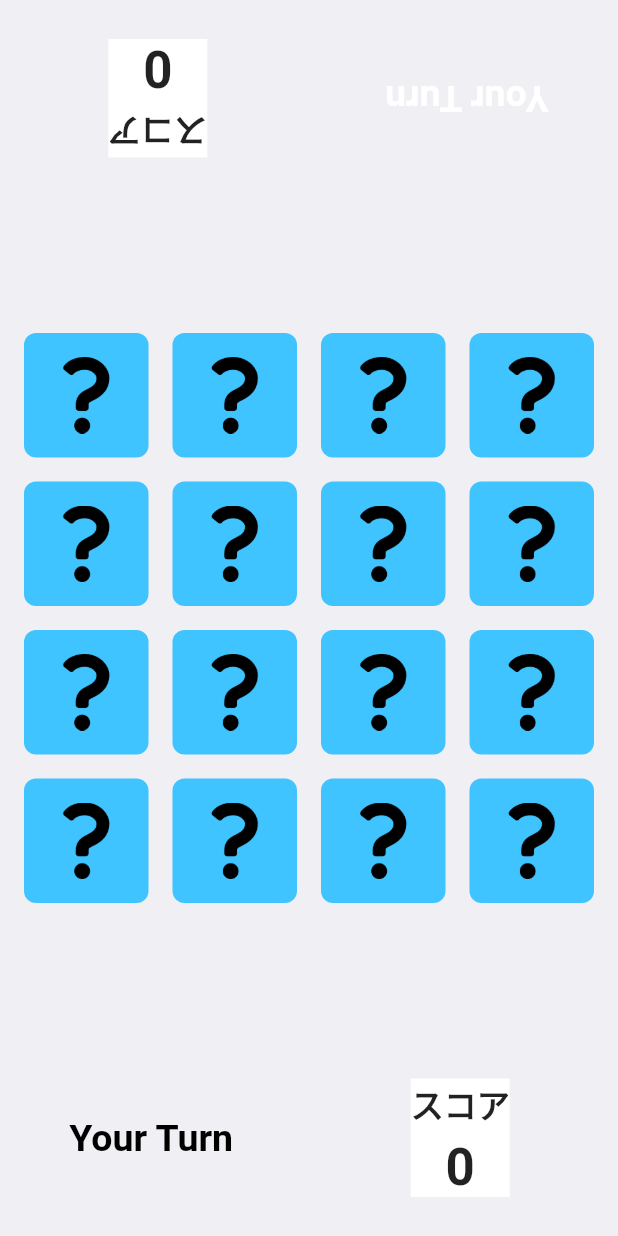
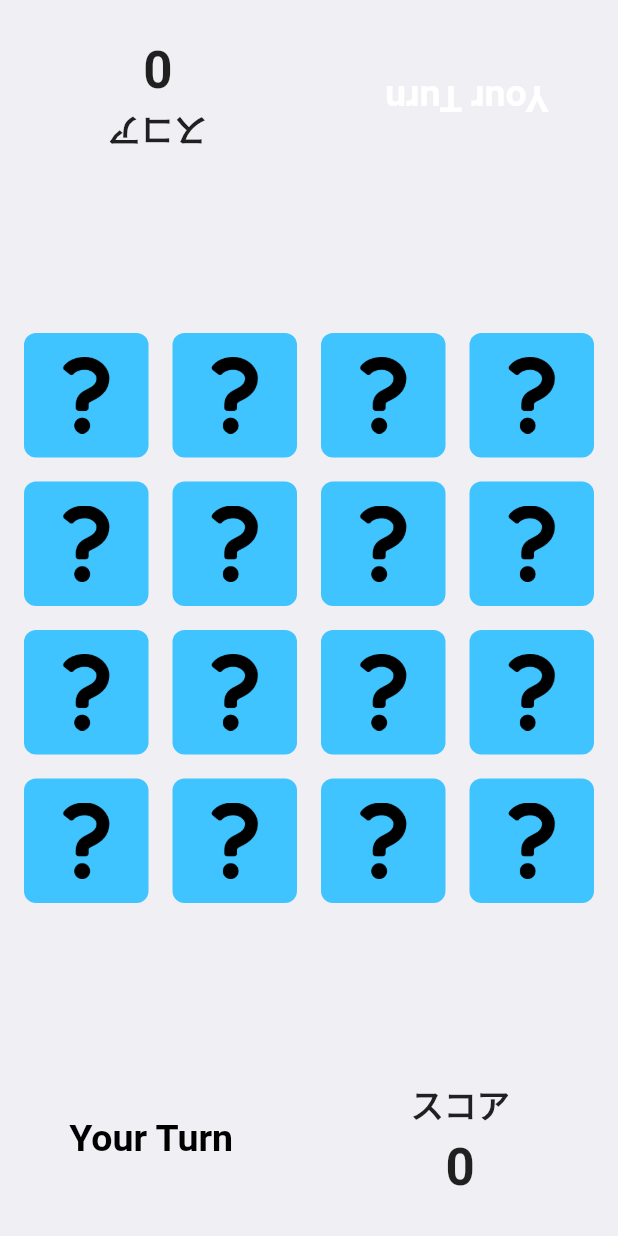
Before and after one commit to iseruuuuu/memory_app, a Flutter app: the BattleScreen screen opened directly, on a phone screen of 412 x 824 dp. Run offline on Flutter 3.47's test engine with Material 2 defaults, Android fonts, the phone set to English and light mode, and no system bars; our stand-ins replace settings_ui; missing offline and left inert: giff_dialog.

Commit message:
fix: change color

```diff
--- a/lib/parts/game/info_card.dart
+++ b/lib/parts/game/info_card.dart
@@ -1,3 +1,4 @@
+import 'package:flutter/cupertino.dart';
 import 'package:flutter/material.dart';
 
 class InfoCard extends StatelessWidget {
@@ -14,8 +15,9 @@ class InfoCard extends StatelessWidget {
   Widget build(BuildContext context) {
     return Container(
       margin: const EdgeInsets.all(26),
-      // padding: const EdgeInsets.symmetric(vertical: 8, horizontal: 26),
-      decoration: const BoxDecoration(color: Colors.white),
+      decoration: const BoxDecoration(
+        color: CupertinoColors.extraLightBackgroundGray,
+      ),
       child: Column(
         children: [
           Text(
```
